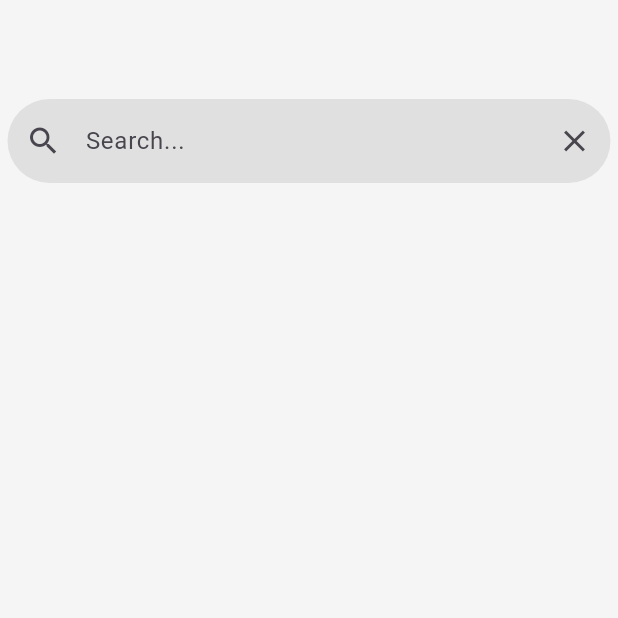
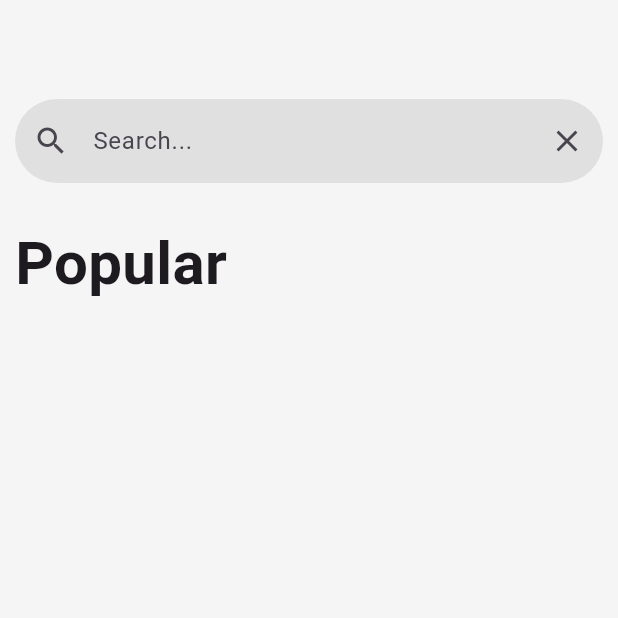
Before and after one commit to ankit24102002/assignment, a Flutter app: the screen it shows after launch, on a phone screen of 412 x 824 dp, the top half of it. Run offline on Flutter 3.47's test engine with Material 3 defaults, Android fonts, the phone set to English and light mode, and no system bars.

```diff
--- a/lib/screens.HomeScreen.dart
+++ b/lib/screens.HomeScreen.dart
@@ -1,7 +1,11 @@
+import 'dart:io';
+
 import 'package:flutter/material.dart';
+
 
 class HomeScreen extends StatefulWidget {
   const HomeScreen({super.key});
+
 
   @override
   State<HomeScreen> createState() => _HomeScreenState();
@@ -18,8 +22,9 @@ class _HomeScreenState extends State<HomeScreen> {
         backgroundColor: Colors.grey.shade100,
       ),
       body: Padding(
-        padding: const EdgeInsets.symmetric(vertical: 10.0, horizontal: 5),
+        padding: const EdgeInsets.symmetric(vertical: 10.0, horizontal: 10),
         child: Column(
+          crossAxisAlignment: CrossAxisAlignment.start,
           children: [
             TextField(
               controller: _searchController,
@@ -41,7 +46,11 @@ class _HomeScreenState extends State<HomeScreen> {
               ),
             ),
             const SizedBox(
-              height: 10,
+              height: 25,
+            ),
+            const Text(
+              "Popular",
+              style: TextStyle(fontSize: 40, fontWeight: FontWeight.bold),
             )
           ],
         ),
--- a/pubspec.yaml
+++ b/pubspec.yaml
@@ -35,6 +35,7 @@ dependencies:
   # The following adds the Cupertino Icons font to your application.
   # Use with the CupertinoIcons class for iOS style icons.
   cupertino_icons: ^1.0.2
+  bloc_ui_annotation: ^1.0.3+1
 
 dev_dependencies:
   flutter_test:
```
Also changed, not shown: pubspec.lock.
